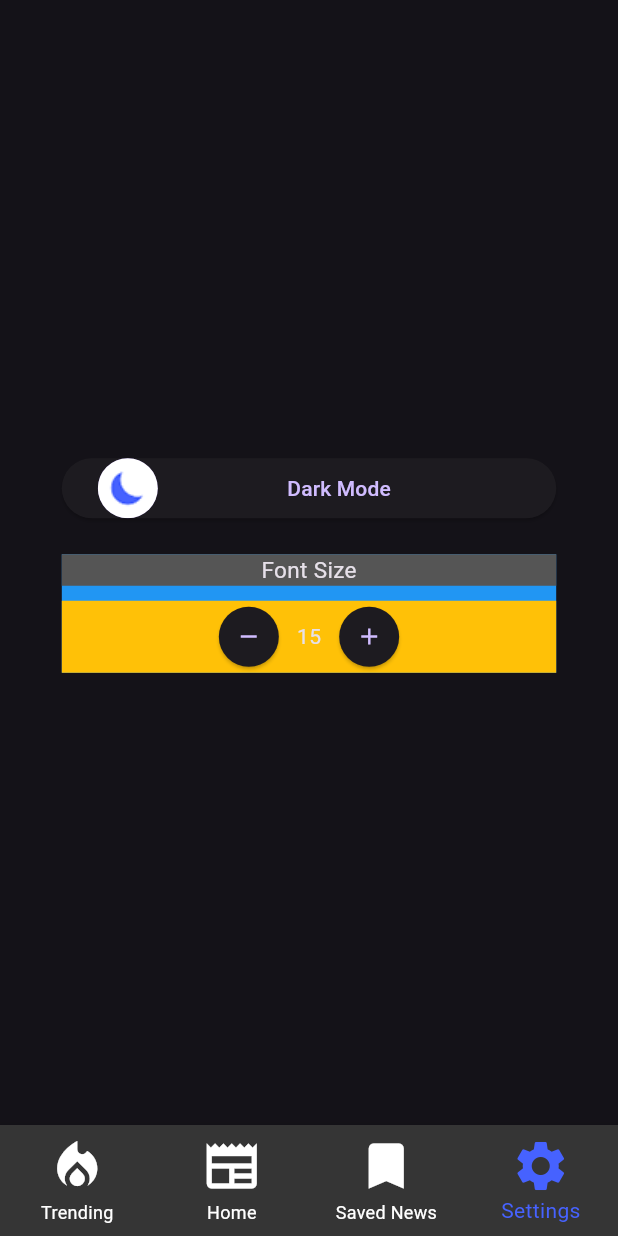
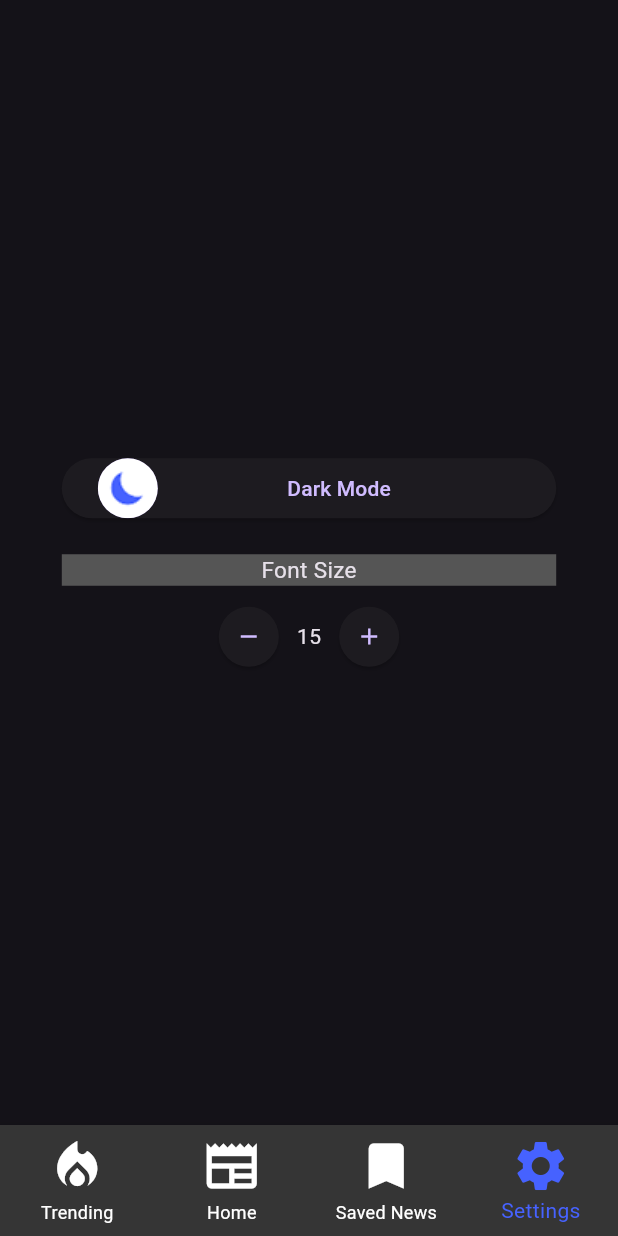
Before and after one commit to sysoutMJ/senewrs, a Flutter app: the screen it shows after launch, item 4 of the bottom bar chosen, after a tap on "Light Mode", after a tap on the "remove" icon, on a phone screen of 412 x 824 dp. Run offline on Flutter 3.47's test engine with Material 3 defaults, Android fonts, the phone set to English and light mode, and no system bars; our stand-ins replace shared_preferences; generated files the repository leaves out were written again.

Commit message:
added persistent user settings, removed settings helper
-added ability to save and load apptheme
-added ability to save and load fontsize
-removed settings_helper and utilizied settings_service

```diff
--- a/lib/main.dart
+++ b/lib/main.dart
@@ -5,6 +5,8 @@ import 'src/settings/settings_controller.dart';
 import 'src/settings/settings_service.dart';
 
 void main() async {
+  // Used for initially loading user settings
+  WidgetsFlutterBinding.ensureInitialized();
   // Set up the SettingsController, which will glue user settings to multiple
   // Flutter Widgets.
   final settingsController = SettingsController(SettingsService());
--- a/lib/src/helpers/settings_helper.dart
+++ /dev/null
@@ -1,8 +0,0 @@
-import 'package:flutter/material.dart';
-
-class SettingsHelper {
-  // Returns True if App Theme is in dark mode
-  static bool isDarkMode(ThemeMode appTheme) {
-    return appTheme == ThemeMode.dark;
-  }
-}
--- a/lib/src/screens/home_screen.dart
+++ b/lib/src/screens/home_screen.dart
@@ -1,6 +1,6 @@
 import 'package:flutter/material.dart';
-import 'package:senewrs/src/helpers/settings_helper.dart';
 import 'package:senewrs/src/settings/settings_controller.dart';
+import 'package:senewrs/src/settings/settings_service.dart';
 
 class HomeScreen extends StatefulWidget {
   const HomeScreen({super.key, required this.settingsController});
@@ -32,7 +32,7 @@ class _HomeScreenState extends State<HomeScreen> {
     List<Widget> myList = [];
     for (var i = 0; i < 15; i++) {
       myList.add(Image(
-          image: SettingsHelper.isDarkMode(widget.settingsController.themeMode)
+          image: SettingsService.isDarkMode(widget.settingsController.themeMode)
               ? senewrsLogoLight
               : senewrsLogoDark));
       myList.add(Text(i.toString()));
--- a/lib/src/screens/main_screen.dart
+++ b/lib/src/screens/main_screen.dart
@@ -3,12 +3,12 @@
 */
 
 import 'package:flutter/material.dart';
-import 'package:senewrs/src/helpers/settings_helper.dart';
 import 'package:senewrs/src/screens/home_screen.dart';
 import 'package:senewrs/src/screens/saved_news_screen.dart';
 import 'package:senewrs/src/screens/settings_screen.dart';
 import 'package:senewrs/src/screens/trending_screen.dart';
 import 'package:senewrs/src/settings/settings_controller.dart';
+import 'package:senewrs/src/settings/settings_service.dart';
 
 class MainScreen extends StatefulWidget {
   const MainScreen({super.key, required this.settingsController});
@@ -30,16 +30,6 @@ class MainScreenState extends State<MainScreen> {
   @override
   void initState() {
     super.initState();
-    var window = WidgetsBinding.instance!.window;
-    window.onPlatformBrightnessChanged = () {
-      WidgetsBinding.instance?.handlePlatformBrightnessChanged();
-      // Forces to update the screen
-      setState(
-        () {
-          _reloadScreens();
-        },
-      );
-    };
     // Initializing screen
     _reloadScreens();
   }
@@ -116,15 +106,15 @@ class MainScreenState extends State<MainScreen> {
       ],
       type: BottomNavigationBarType.fixed,
       backgroundColor:
-          SettingsHelper.isDarkMode(widget.settingsController.themeMode)
+          SettingsService.isDarkMode(widget.settingsController.themeMode)
               ? darkBackgroundColor
               : lightBackgroundColor,
       selectedItemColor:
-          SettingsHelper.isDarkMode(widget.settingsController.themeMode)
+          SettingsService.isDarkMode(widget.settingsController.themeMode)
               ? darkSelectedItemColor
               : lightSelectedItemColor,
       unselectedItemColor:
-          SettingsHelper.isDarkMode(widget.settingsController.themeMode)
+          SettingsService.isDarkMode(widget.settingsController.themeMode)
               ? darkUnselectedItemColor
               : lightUnselectedItemColor,
       currentIndex: _selectedIndex,
--- a/lib/src/screens/settings_screen.dart
+++ b/lib/src/screens/settings_screen.dart
@@ -1,6 +1,6 @@
 import 'package:flutter/material.dart';
-import 'package:senewrs/src/helpers/settings_helper.dart';
 import 'package:senewrs/src/settings/settings_controller.dart';
+import 'package:senewrs/src/settings/settings_service.dart';
 
 class SettingsScreen extends StatefulWidget {
   const SettingsScreen({super.key, required this.settingsController});
@@ -16,15 +16,24 @@ class _SettingsScreeState extends State<SettingsScreen> {
   final lightIcon = const AssetImage("assets/images/light_icon.png");
   final darkIcon = const AssetImage("assets/images/dark_icon.png");
   // CHANGE TO USER PREFERENCE FONT
-  double fontSize = 18;
+  late double fontSize;
   double widgetGaps = 20;
+
+  @override
+  void initState() {
+    fontSize = widget.settingsController.settingsService.getFontSize();
+    super.initState();
+  }
 
   @override
   Widget build(BuildContext context) {
     return Center(
+      // Dynamic Border
       child: FractionallySizedBox(
         alignment: Alignment.center,
+        // Only consume X percent of Screen
         widthFactor: 0.8,
+        // Main Column
         child: Column(
           mainAxisAlignment: MainAxisAlignment.center,
           children: [
@@ -41,7 +50,7 @@ class _SettingsScreeState extends State<SettingsScreen> {
   Widget _buildSystemThemeToggle() {
     return ElevatedButton(
       onPressed: () {
-        SettingsHelper.isDarkMode(widget.settingsController.themeMode)
+        SettingsService.isDarkMode(widget.settingsController.themeMode)
             ? widget.settingsController.updateThemeMode(ThemeMode.light)
             : widget.settingsController.updateThemeMode(ThemeMode.dark);
         // Rebuilding Screen
@@ -53,7 +62,7 @@ class _SettingsScreeState extends State<SettingsScreen> {
           CircleAvatar(
             radius: 20,
             backgroundImage:
-                SettingsHelper.isDarkMode(widget.settingsController.themeMode)
+                SettingsService.isDarkMode(widget.settingsController.themeMode)
                     ? darkIcon
                     : lightIcon,
           ),
@@ -61,8 +70,8 @@ class _SettingsScreeState extends State<SettingsScreen> {
           Expanded(
             child: Container(
               alignment: Alignment.center,
-              child:
-                  SettingsHelper.isDarkMode(widget.settingsController.themeMode)
+              child: SettingsService.isDarkMode(
+                      widget.settingsController.themeMode)
                   ? const Text("Dark Mode")
                   : const Text("Light Mode"),
             ),
@@ -94,11 +103,7 @@ class _SettingsScreeState extends State<SettingsScreen> {
     const Color lightContainerColor = Color(0xffE7E7E7);
     const Color darkContainerColor = Color(0xff555555);
 
-    return Container(
-      decoration: BoxDecoration(
-        color: Colors.blue,
-      ),
-      child: Column(
+    return Column(
       mainAxisAlignment: MainAxisAlignment.center,
       children: [
         // Font Size Text
@@ -106,7 +111,7 @@ class _SettingsScreeState extends State<SettingsScreen> {
           alignment: Alignment.center,
           decoration: BoxDecoration(
             color:
-                  SettingsHelper.isDarkMode(widget.settingsController.themeMode)
+                SettingsService.isDarkMode(widget.settingsController.themeMode)
                     ? darkContainerColor
                     : lightContainerColor,
           ),
@@ -116,18 +121,19 @@ class _SettingsScreeState extends State<SettingsScreen> {
           ),
         ),
         // Gap
-          SizedBox(height: 10),
+        const SizedBox(height: 10),
         // Font Adjuster Controls
-          Container(
-            decoration: BoxDecoration(
-              color: Colors.amber,
-            ),
-            child: Row(
+        Row(
           mainAxisAlignment: MainAxisAlignment.center,
           children: [
             // Minus Button
             ElevatedButton(
-                  onPressed: () => setState(() => fontSize -= fontSizeSteps),
+              onPressed: () => setState(
+                () {
+                  fontSize -= fontSizeSteps;
+                  _updateFontSize(fontSize);
+                },
+              ),
               style: ElevatedButton.styleFrom(
                 shape: const CircleBorder(),
                 padding: const EdgeInsets.all(10),
@@ -137,7 +143,12 @@ class _SettingsScreeState extends State<SettingsScreen> {
             Text(fontSize.toInt().toString()),
             // Plus Button
             ElevatedButton(
-                  onPressed: () => setState(() => fontSize += fontSizeSteps),
+              onPressed: () => setState(
+                () {
+                  fontSize += fontSizeSteps;
+                  _updateFontSize(fontSize);
+                },
+              ),
               style: ElevatedButton.styleFrom(
                 shape: const CircleBorder(),
                 padding: const EdgeInsets.all(10),
@@ -145,10 +156,13 @@ class _SettingsScreeState extends State<SettingsScreen> {
               child: const Icon(Icons.add),
             ),
           ],
-            ),
         )
       ],
-      ),
     );
   }
+
+  // Used to save font size to system
+  void _updateFontSize(double fontSize) {
+    widget.settingsController.settingsService.saveFontSize(fontSize);
   }
+}
--- a/lib/src/screens/trending_screen.dart
+++ b/lib/src/screens/trending_screen.dart
@@ -1,6 +1,6 @@
 import 'package:flutter/material.dart';
-import 'package:senewrs/src/helpers/settings_helper.dart';
 import 'package:senewrs/src/settings/settings_controller.dart';
+import 'package:senewrs/src/settings/settings_service.dart';
 
 class TrendingScreen extends StatefulWidget {
   const TrendingScreen({super.key, required this.settingsController});
@@ -34,7 +34,7 @@ class _TrendingScreenState extends State<TrendingScreen> {
       myList.add(
         Image(
             image:
-                SettingsHelper.isDarkMode(widget.settingsController.themeMode)
+                SettingsService.isDarkMode(widget.settingsController.themeMode)
                     ? senewrsLogoDark
                     : senewrsLogoLight),
       );
--- a/lib/src/settings/settings_controller.dart
+++ b/lib/src/settings/settings_controller.dart
@@ -8,10 +8,10 @@ import 'settings_service.dart';
 /// Controllers glue Data Services to Flutter Widgets. The SettingsController
 /// uses the SettingsService to store and retrieve user settings.
 class SettingsController with ChangeNotifier {
-  SettingsController(this._settingsService);
+  SettingsController(this.settingsService);
 
   // Make SettingsService a private variable so it is not used directly.
-  final SettingsService _settingsService;
+  final SettingsService settingsService;
 
   // Make ThemeMode a private variable so it is not updated directly without
   // also persisting the changes with the SettingsService.
@@ -24,7 +24,9 @@ class SettingsController with ChangeNotifier {
   /// local database or the internet. The controller only knows it can load the
   /// settings from the service.
   Future<void> loadSettings() async {
-    _themeMode = await _settingsService.themeMode();
+    // Initializing shared preferences that will load user settings
+    await settingsService.initPrefs();
+    _themeMode = await settingsService.themeMode();
 
     // Important! Inform listeners a change has occurred.
     notifyListeners();
@@ -45,6 +47,6 @@ class SettingsController with ChangeNotifier {
 
     // Persist the changes to a local database or the internet using the
     // SettingService.
-    await _settingsService.updateThemeMode(newThemeMode);
+    await settingsService.updateThemeMode(newThemeMode);
   }
 }
--- a/lib/src/settings/settings_service.dart
+++ b/lib/src/settings/settings_service.dart
@@ -1,4 +1,5 @@
 import 'package:flutter/material.dart';
+import 'package:shared_preferences/shared_preferences.dart';
 
 /// A service that stores and retrieves user settings.
 ///
@@ -6,12 +7,42 @@ import 'package:flutter/material.dart';
 /// persist the user settings locally, use the shared_preferences package. If
 /// you'd like to store settings on a web server, use the http package.
 class SettingsService {
+  late final SharedPreferences _sharedPrefs;
+  final double defaultFontSize = 18;
+
+  Future<void> initPrefs() async {
+    _sharedPrefs = await SharedPreferences.getInstance();
+  }
+
   /// Loads the User's preferred ThemeMode from local or remote storage.
-  Future<ThemeMode> themeMode() async => ThemeMode.system;
+  Future<ThemeMode> themeMode() async {
+    // Retrieving value
+    final appTheme = _sharedPrefs.getString("appTheme");
+    // If appTheme is dark
+    if (appTheme?.compareTo("dark") == 0) return ThemeMode.dark;
+    // Else
+    return ThemeMode.light;
+  }
 
   /// Persists the user's preferred ThemeMode to local or remote storage.
   Future<void> updateThemeMode(ThemeMode theme) async {
-    // Use the shared_preferences package to persist settings locally or the
-    // http package to persist settings over the network.
+    // Saving setting with key "appTheme"
+    await _sharedPrefs.setString(
+        "appTheme", theme == ThemeMode.dark ? "dark" : "light");
+  }
+
+  // Returns true if app is in dark mode
+  static bool isDarkMode(ThemeMode appTheme) {
+    return appTheme == ThemeMode.dark;
+  }
+
+  // Saving preferred font size
+  Future<void> saveFontSize(double fontSize) async {
+    await _sharedPrefs.setDouble("fontSize", fontSize);
+  }
+
+  // Retrieving user-saved font size
+  double getFontSize() {
+    return _sharedPrefs.getDouble("fontSize") ?? defaultFontSize;
   }
 }
```
Lines whose indentation alone changed are shown as unchanged.
